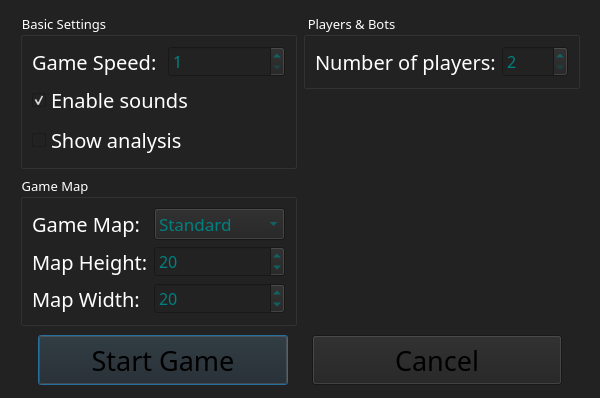
Qt form src/ui/localGameDialog/localGameDialog.ui (SZXC-WG/LocalGen-new) before a commit.
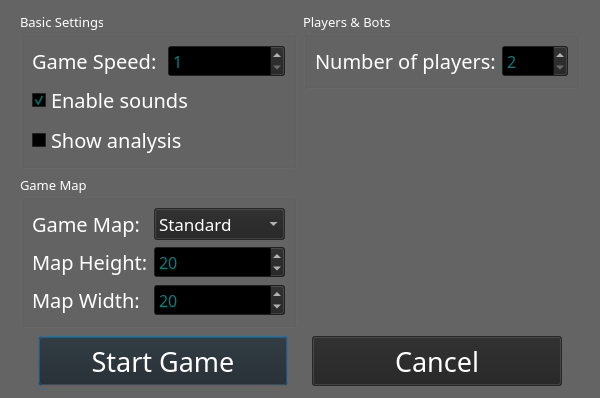
The same form after that commit. Custom widgets are drawn as their Qt base class.

Commit message: refactor(ui): replace QSS with QWidget native styling

```diff
--- a/src/ui/localGameDialog/localGameDialog.ui
+++ b/src/ui/localGameDialog/localGameDialog.ui
@@ -10,6 +10,475 @@
     <height>398</height>
    </rect>
   </property>
+  <property name="palette">
+   <palette>
+    <active>
+     <colorrole role="WindowText">
+      <brush brushstyle="SolidPattern">
+       <color alpha="255">
+        <red>255</red>
+        <green>255</green>
+        <blue>255</blue>
+       </color>
+      </brush>
+     </colorrole>
+     <colorrole role="Button">
+      <brush brushstyle="SolidPattern">
+       <color alpha="179">
+        <red>34</red>
+        <green>34</green>
+        <blue>34</blue>
+       </color>
+      </brush>
+     </colorrole>
+     <colorrole role="Light">
+      <brush brushstyle="SolidPattern">
+       <color alpha="179">
+        <red>51</red>
+        <green>51</green>
+        <blue>51</blue>
+       </color>
+      </brush>
+     </colorrole>
+     <colorrole role="Midlight">
+      <brush brushstyle="SolidPattern">
+       <color alpha="179">
+        <red>42</red>
+        <green>42</green>
+        <blue>42</blue>
+       </color>
+      </brush>
+     </colorrole>
+     <colorrole role="Dark">
+      <brush brushstyle="SolidPattern">
+       <color alpha="179">
+        <red>17</red>
+        <green>17</green>
+        <blue>17</blue>
+       </color>
+      </brush>
+     </colorrole>
+     <colorrole role="Mid">
+      <brush brushstyle="SolidPattern">
+       <color alpha="179">
+        <red>23</red>
+        <green>23</green>
+        <blue>23</blue>
+       </color>
+      </brush>
+     </colorrole>
+     <colorrole role="Text">
+      <brush brushstyle="SolidPattern">
+       <color alpha="255">
+        <red>0</red>
+        <green>128</green>
+        <blue>128</blue>
+       </color>
+      </brush>
+     </colorrole>
+     <colorrole role="BrightText">
+      <brush brushstyle="SolidPattern">
+       <color alpha="255">
+        <red>255</red>
+        <green>255</green>
+        <blue>255</blue>
+       </color>
+      </brush>
+     </colorrole>
+     <colorrole role="ButtonText">
+      <brush brushstyle="SolidPattern">
+       <color alpha="255">
+        <red>255</red>
+        <green>255</green>
+        <blue>255</blue>
+       </color>
+      </brush>
+     </colorrole>
+     <colorrole role="Base">
+      <brush brushstyle="SolidPattern">
+       <color alpha="255">
+        <red>0</red>
+        <green>0</green>
+        <blue>0</blue>
+       </color>
+      </brush>
+     </colorrole>
+     <colorrole role="Window">
+      <brush brushstyle="SolidPattern">
+       <color alpha="179">
+        <red>34</red>
+        <green>34</green>
+        <blue>34</blue>
+       </color>
+      </brush>
+     </colorrole>
+     <colorrole role="Shadow">
+      <brush brushstyle="SolidPattern">
+       <color alpha="255">
+        <red>0</red>
+        <green>0</green>
+        <blue>0</blue>
+       </color>
+      </brush>
+     </colorrole>
+     <colorrole role="AlternateBase">
+      <brush brushstyle="SolidPattern">
+       <color alpha="217">
+        <red>17</red>
+        <green>17</green>
+        <blue>17</blue>
+       </color>
+      </brush>
+     </colorrole>
+     <colorrole role="ToolTipBase">
+      <brush brushstyle="SolidPattern">
+       <color alpha="255">
+        <red>255</red>
+        <green>255</green>
+        <blue>220</blue>
+       </color>
+      </brush>
+     </colorrole>
+     <colorrole role="ToolTipText">
+      <brush brushstyle="SolidPattern">
+       <color alpha="255">
+        <red>0</red>
+        <green>0</green>
+        <blue>0</blue>
+       </color>
+      </brush>
+     </colorrole>
+     <colorrole role="PlaceholderText">
+      <brush brushstyle="SolidPattern">
+       <color alpha="127">
+        <red>255</red>
+        <green>255</green>
+        <blue>255</blue>
+       </color>
+      </brush>
+     </colorrole>
+     <colorrole role="Accent">
+      <brush brushstyle="SolidPattern">
+       <color alpha="255">
+        <red>0</red>
+        <green>0</green>
+        <blue>0</blue>
+       </color>
+      </brush>
+     </colorrole>
+    </active>
+    <inactive>
+     <colorrole role="WindowText">
+      <brush brushstyle="SolidPattern">
+       <color alpha="255">
+        <red>255</red>
+        <green>255</green>
+        <blue>255</blue>
+       </color>
+      </brush>
+     </colorrole>
+     <colorrole role="Button">
+      <brush brushstyle="SolidPattern">
+       <color alpha="179">
+        <red>34</red>
+        <green>34</green>
+        <blue>34</blue>
+       </color>
+      </brush>
+     </colorrole>
+     <colorrole role="Light">
+      <brush brushstyle="SolidPattern">
+       <color alpha="179">
+        <red>51</red>
+        <green>51</green>
+        <blue>51</blue>
+       </color>
+      </brush>
+     </colorrole>
+     <colorrole role="Midlight">
+      <brush brushstyle="SolidPattern">
+       <color alpha="179">
+        <red>42</red>
+        <green>42</green>
+        <blue>42</blue>
+       </color>
+      </brush>
+     </colorrole>
+     <colorrole role="Dark">
+      <brush brushstyle="SolidPattern">
+       <color alpha="179">
+        <red>17</red>
+        <green>17</green>
+        <blue>17</blue>
+       </color>
+      </brush>
+     </colorrole>
+     <colorrole role="Mid">
+      <brush brushstyle="SolidPattern">
+       <color alpha="179">
+        <red>23</red>
+        <green>23</green>
+        <blue>23</blue>
+       </color>
+      </brush>
+     </colorrole>
+     <colorrole role="Text">
+      <brush brushstyle="SolidPattern">
+       <color alpha="255">
+        <red>0</red>
+        <green>128</green>
+        <blue>128</blue>
+       </color>
+      </brush>
+     </colorrole>
+     <colorrole role="BrightText">
+      <brush brushstyle="SolidPattern">
+       <color alpha="255">
+        <red>255</red>
+        <green>255</green>
+        <blue>255</blue>
+       </color>
+      </brush>
+     </colorrole>
+     <colorrole role="ButtonText">
+      <brush brushstyle="SolidPattern">
+       <color alpha="255">
+        <red>255</red>
+        <green>255</green>
+        <blue>255</blue>
+       </color>
+      </brush>
+     </colorrole>
+     <colorrole role="Base">
+      <brush brushstyle="SolidPattern">
+       <color alpha="255">
+        <red>0</red>
+        <green>0</green>
+        <blue>0</blue>
+       </color>
+      </brush>
+     </colorrole>
+     <colorrole role="Window">
+      <brush brushstyle="SolidPattern">
+       <color alpha="179">
+        <red>34</red>
+        <green>34</green>
+        <blue>34</blue>
+       </color>
+      </brush>
+     </colorrole>
+     <colorrole role="Shadow">
+      <brush brushstyle="SolidPattern">
+       <color alpha="255">
+        <red>0</red>
+        <green>0</green>
+        <blue>0</blue>
+       </color>
+      </brush>
+     </colorrole>
+     <colorrole role="AlternateBase">
+      <brush brushstyle="SolidPattern">
+       <color alpha="217">
+        <red>17</red>
+        <green>17</green>
+        <blue>17</blue>
+       </color>
+      </brush>
+     </colorrole>
+     <colorrole role="ToolTipBase">
+      <brush brushstyle="SolidPattern">
+       <color alpha="255">
+        <red>255</red>
+        <green>255</green>
+        <blue>220</blue>
+       </color>
+      </brush>
+     </colorrole>
+     <colorrole role="ToolTipText">
+      <brush brushstyle="SolidPattern">
+       <color alpha="255">
+        <red>0</red>
+        <green>0</green>
+        <blue>0</blue>
+       </color>
+      </brush>
+     </colorrole>
+     <colorrole role="PlaceholderText">
+      <brush brushstyle="SolidPattern">
+       <color alpha="127">
+        <red>255</red>
+        <green>255</green>
+        <blue>255</blue>
+       </color>
+      </brush>
+     </colorrole>
+     <colorrole role="Accent">
+      <brush brushstyle="SolidPattern">
+       <color alpha="255">
+        <red>0</red>
+        <green>0</green>
+        <blue>0</blue>
+       </color>
+      </brush>
+     </colorrole>
+    </inactive>
+    <disabled>
+     <colorrole role="WindowText">
+      <brush brushstyle="SolidPattern">
+       <color alpha="179">
+        <red>17</red>
+        <green>17</green>
+        <blue>17</blue>
+       </color>
+      </brush>
+     </colorrole>
+     <colorrole role="Button">
+      <brush brushstyle="SolidPattern">
+       <color alpha="179">
+        <red>34</red>
+        <green>34</green>
+        <blue>34</blue>
+       </color>
+      </brush>
+     </colorrole>
+     <colorrole role="Light">
+      <brush brushstyle="SolidPattern">
+       <color alpha="179">
+        <red>51</red>
+        <green>51</green>
+        <blue>51</blue>
+       </color>
+      </brush>
+     </colorrole>
+     <colorrole role="Midlight">
+      <brush brushstyle="SolidPattern">
+       <color alpha="179">
+        <red>42</red>
+        <green>42</green>
+        <blue>42</blue>
+       </color>
+      </brush>
+     </colorrole>
+     <colorrole role="Dark">
+      <brush brushstyle="SolidPattern">
+       <color alpha="179">
+        <red>17</red>
+        <green>17</green>
+        <blue>17</blue>
+       </color>
+      </brush>
+     </colorrole>
+     <colorrole role="Mid">
+      <brush brushstyle="SolidPattern">
+       <color alpha="179">
+        <red>23</red>
+        <green>23</green>
+        <blue>23</blue>
+       </color>
+      </brush>
+     </colorrole>
+     <colorrole role="Text">
+      <brush brushstyle="SolidPattern">
+       <color alpha="179">
+        <red>17</red>
+        <green>17</green>
+        <blue>17</blue>
+       </color>
+      </brush>
+     </colorrole>
+     <colorrole role="BrightText">
+      <brush brushstyle="SolidPattern">
+       <color alpha="255">
+        <red>255</red>
+        <green>255</green>
+        <blue>255</blue>
+       </color>
+      </brush>
+     </colorrole>
+     <colorrole role="ButtonText">
+      <brush brushstyle="SolidPattern">
+       <color alpha="179">
+        <red>17</red>
+        <green>17</green>
+        <blue>17</blue>
+       </color>
+      </brush>
+     </colorrole>
+     <colorrole role="Base">
+      <brush brushstyle="SolidPattern">
+       <color alpha="179">
+        <red>34</red>
+        <green>34</green>
+        <blue>34</blue>
+       </color>
+      </brush>
+     </colorrole>
+     <colorrole role="Window">
+      <brush brushstyle="SolidPattern">
+       <color alpha="179">
+        <red>34</red>
+        <green>34</green>
+        <blue>34</blue>
+       </color>
+      </brush>
+     </colorrole>
+     <colorrole role="Shadow">
+      <brush brushstyle="SolidPattern">
+       <color alpha="255">
+        <red>0</red>
+        <green>0</green>
+        <blue>0</blue>
+       </color>
+      </brush>
+     </colorrole>
+     <colorrole role="AlternateBase">
+      <brush brushstyle="SolidPattern">
+       <color alpha="179">
+        <red>34</red>
+        <green>34</green>
+        <blue>34</blue>
+       </color>
+      </brush>
+     </colorrole>
+     <colorrole role="ToolTipBase">
+      <brush brushstyle="SolidPattern">
+       <color alpha="255">
+        <red>255</red>
+        <green>255</green>
+        <blue>220</blue>
+       </color>
+      </brush>
+     </colorrole>
+     <colorrole role="ToolTipText">
+      <brush brushstyle="SolidPattern">
+       <color alpha="255">
+        <red>0</red>
+        <green>0</green>
+        <blue>0</blue>
+       </color>
+      </brush>
+     </colorrole>
+     <colorrole role="PlaceholderText">
+      <brush brushstyle="SolidPattern">
+       <color alpha="89">
+        <red>17</red>
+        <green>17</green>
+        <blue>17</blue>
+       </color>
+      </brush>
+     </colorrole>
+     <colorrole role="Accent">
+      <brush brushstyle="SolidPattern">
+       <color alpha="179">
+        <red>24</red>
+        <green>24</green>
+        <blue>24</blue>
+       </color>
+      </brush>
+     </colorrole>
+    </disabled>
+   </palette>
+  </property>
   <property name="font">
    <font>
     <family>Quicksand</family>
@@ -18,9 +487,6 @@
   <property name="windowTitle">
    <string>Local Game</string>
   </property>
-  <property name="styleSheet">
-   <string notr="true">background-color: rgb(34, 34, 34);</string>
-  </property>
   <layout class="QVBoxLayout" name="verticalLayout_5">
    <property name="leftMargin">
     <number>20</number>
@@ -53,9 +519,6 @@
            <pointsize>10</pointsize>
           </font>
          </property>
-         <property name="styleSheet">
-          <string notr="true">color: white;</string>
-         </property>
          <property name="title">
           <string>Basic Settings</string>
          </property>
@@ -70,9 +533,6 @@
                 <pointsize>15</pointsize>
                </font>
               </property>
-              <property name="styleSheet">
-               <string notr="true">color: white;</string>
-              </property>
               <property name="text">
                <string>Game Speed: </string>
               </property>
@@ -86,9 +546,6 @@
                 <pointsize>12</pointsize>
                </font>
               </property>
-              <property name="styleSheet">
-               <string notr="true">color: teal;</string>
-              </property>
               <property name="minimum">
                <number>1</number>
               </property>
@@ -139,9 +596,6 @@
            <pointsize>10</pointsize>
           </font>
          </property>
-         <property name="styleSheet">
-          <string notr="true">color: white;</string>
-         </property>
          <property name="title">
           <string>Game Map</string>
          </property>
@@ -154,9 +608,6 @@
               <pointsize>15</pointsize>
              </font>
             </property>
-            <property name="styleSheet">
-             <string notr="true">color: white;</string>
-            </property>
             <property name="text">
              <string>Game Map:</string>
             </property>
@@ -176,9 +627,6 @@
               <pointsize>13</pointsize>
              </font>
             </property>
-            <property name="styleSheet">
-             <string notr="true">color: teal;</string>
-            </property>
             <item>
              <property name="text">
               <string>Standard</string>
@@ -194,9 +642,6 @@
               <pointsize>15</pointsize>
              </font>
             </property>
-            <property name="styleSheet">
-             <string notr="true">color: white;</string>
-            </property>
             <property name="text">
              <string>Map Height:</string>
             </property>
@@ -210,9 +655,6 @@
               <pointsize>12</pointsize>
              </font>
             </property>
-            <property name="styleSheet">
-             <string notr="true">color: teal;</string>
-            </property>
             <property name="minimum">
              <number>1</number>
             </property>
@@ -232,9 +674,6 @@
               <pointsize>15</pointsize>
              </font>
             </property>
-            <property name="styleSheet">
-             <string notr="true">color: white;</string>
-            </property>
             <property name="text">
              <string>Map Width:</string>
             </property>
@@ -248,9 +687,6 @@
               <pointsize>12</pointsize>
              </font>
             </property>
-            <property name="styleSheet">
-             <string notr="true">color: teal;</string>
-            </property>
             <property name="minimum">
              <number>1</number>
             </property>
@@ -290,9 +726,6 @@
            <pointsize>10</pointsize>
           </font>
          </property>
-         <property name="styleSheet">
-          <string notr="true">color: white;</string>
-         </property>
          <property name="title">
           <string>Players &amp;&amp; Bots</string>
          </property>
@@ -307,9 +740,6 @@
                 <pointsize>15</pointsize>
                </font>
               </property>
-              <property name="styleSheet">
-               <string notr="true">color: white;</string>
-              </property>
               <property name="text">
                <string>Number of players:</string>
               </property>
@@ -329,9 +759,6 @@
                 <pointsize>12</pointsize>
                </font>
               </property>
-              <property name="styleSheet">
-               <string notr="true">color: teal;</string>
-              </property>
               <property name="minimum">
                <number>2</number>
               </property>
```
The commit also changes 2 other files.
